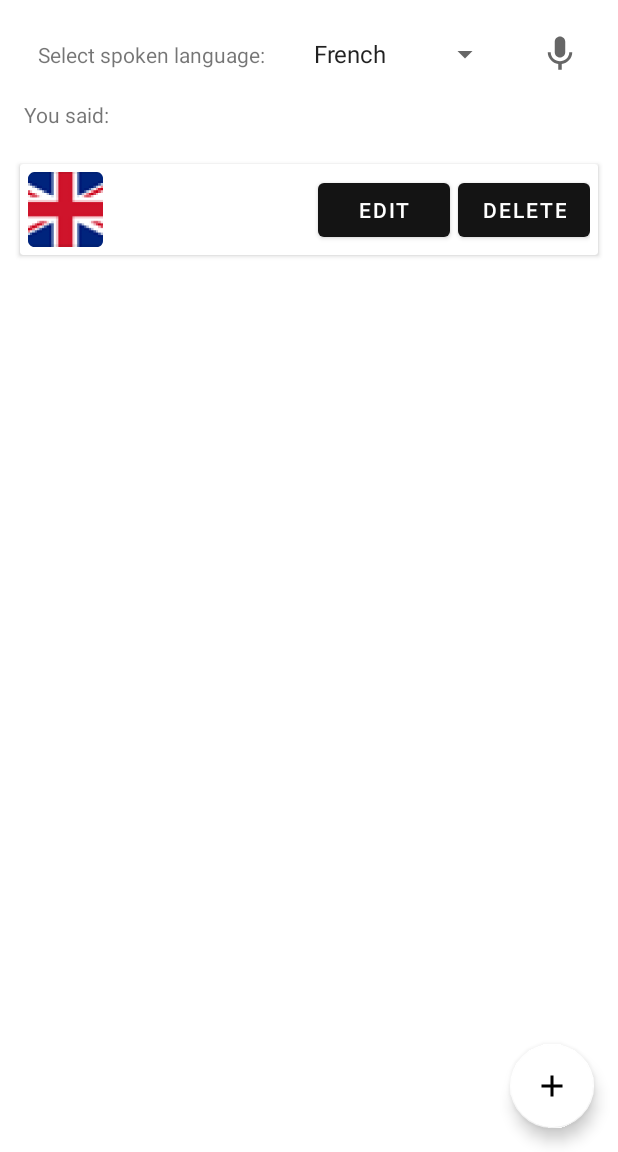
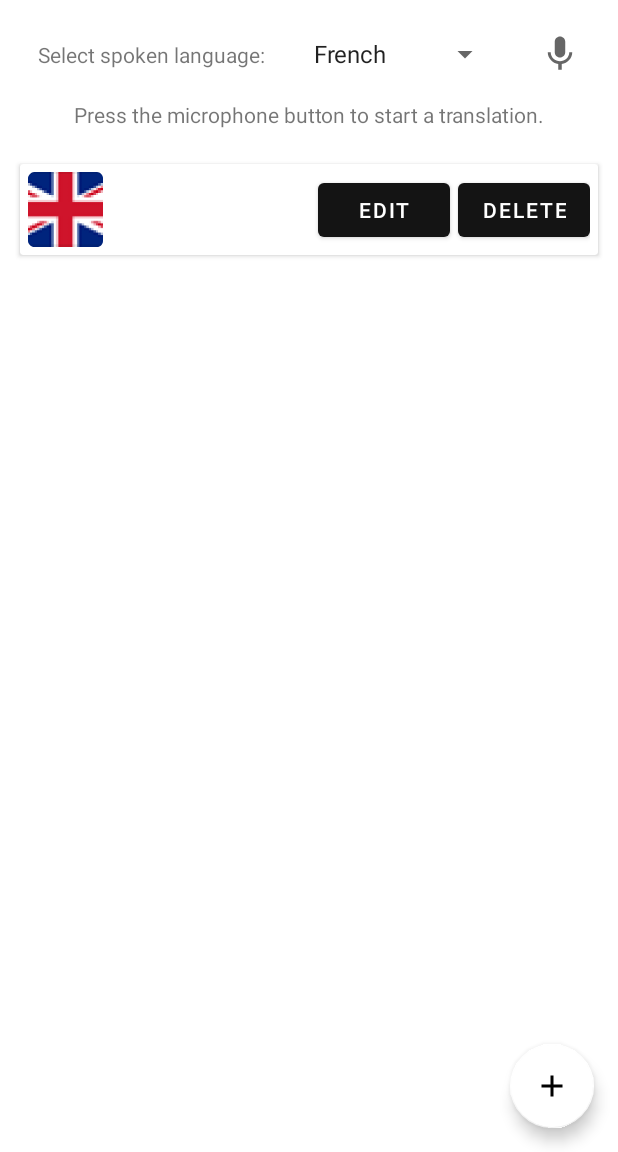
Before and after one commit to ndelvoye/BabelBlock, an Android app: the screen it shows after launch (MainActivity), on a phone screen of 412 x 824 dp, the part 84-1236 px from its top. Run offline under Robolectric (Android 15) with nearby library versions, the phone set to English and light mode, and no system bars; libraries missing offline, so code that uses them is left out: com.afollestad.materialdialogs; 1 statement that could not run was skipped.

Commit message:
Improved UI : Added ProgressBar (when STT is listening) & "Error" Snackbar

```diff
--- a/app/src/main/java/fr/enssat/babelblock/delvoye_legal/tools/Service.kt
+++ b/app/src/main/java/fr/enssat/babelblock/delvoye_legal/tools/Service.kt
@@ -20,6 +20,7 @@ interface TranslationTool {
 interface SpeechToTextTool {
     interface Listener {
         fun onResult(text: String, isFinal: Boolean)
+        fun onError()
     }
     fun start(listener: Listener)
     fun stop()
--- a/app/src/main/java/fr/enssat/babelblock/delvoye_legal/tools/impl/SpeechRecognizerHandler.kt
+++ b/app/src/main/java/fr/enssat/babelblock/delvoye_legal/tools/impl/SpeechRecognizerHandler.kt
@@ -33,6 +33,7 @@ class SpeechRecognizerHandler(context: Context, locale: Locale?) : SpeechToTextT
             override fun onEndOfSpeech() {}
             override fun onError(error: Int) {
                 Log.d("Reco", "Error : $error")
+                listener?.onError()
             }
 
             override fun onBeginningOfSpeech() {
--- a/app/src/main/res/layout/activity_main.xml
+++ b/app/src/main/res/layout/activity_main.xml
@@ -73,15 +73,38 @@
         app:layout_constraintTop_toBottomOf="@+id/constraintLayout">
 
         <TextView
+            android:id="@+id/pressTheButton"
+            android:layout_width="wrap_content"
+            android:layout_height="wrap_content"
+            android:text="@string/press_the_button"
+            app:layout_constraintBottom_toBottomOf="parent"
+            app:layout_constraintEnd_toEndOf="parent"
+            app:layout_constraintStart_toStartOf="parent"
+            app:layout_constraintTop_toTopOf="parent" />
+
+        <ProgressBar
+            android:id="@+id/sentencePronouncedSpinner"
+            android:theme="@style/ProgressBarStyle"
+            android:layout_width="25dp"
+            android:layout_height="25dp"
+            android:indeterminate="true"
+            android:visibility="invisible"
+            app:layout_constraintBottom_toBottomOf="parent"
+            app:layout_constraintEnd_toEndOf="parent"
+            app:layout_constraintStart_toStartOf="parent"
+            app:layout_constraintTop_toTopOf="parent" />
+
+        <TextView
             android:id="@+id/sentencePronouncedTitle"
             android:layout_width="wrap_content"
             android:layout_height="wrap_content"
+            android:visibility="invisible"
             android:text="@string/sentence_pronounced_title"
             app:layout_constraintBottom_toBottomOf="@+id/sentencePronounced"
             app:layout_constraintEnd_toStartOf="@+id/sentencePronounced"
-            app:layout_constraintHorizontal_bias="0.5"
             app:layout_constraintStart_toStartOf="parent"
             app:layout_constraintTop_toTopOf="@+id/sentencePronounced" />
+
 
         <TextView
             android:id="@+id/sentencePronounced"
@@ -91,10 +114,9 @@
             android:maxLines="1"
             app:layout_constraintBottom_toBottomOf="parent"
             app:layout_constraintEnd_toEndOf="parent"
-            app:layout_constraintHorizontal_bias="0.5"
             app:layout_constraintStart_toEndOf="@+id/sentencePronouncedTitle"
             app:layout_constraintTop_toTopOf="parent"
-            app:layout_constraintVertical_bias="0.508" />
+            android:visibility="invisible" />
 
     </androidx.constraintlayout.widget.ConstraintLayout>
 
--- a/app/src/main/res/values/strings.xml
+++ b/app/src/main/res/values/strings.xml
@@ -2,6 +2,7 @@
     <string name="app_name">BabelBlock</string>
     <string name="select_spoken_language_title">Select spoken language:</string>
     <string name="select_language_to_translate_dialog_title">Select the language to translate into</string>
+    <string name="press_the_button">Press the microphone button to start a translation.</string>
     <string name="sentence_pronounced_title">You said:</string>
     <string name="begin_translation_button_content_description">STT button</string>
     <string name="add_language_button_content_description">Add language button</string>
--- /dev/null
+++ b/app/src/main/res/values/styles.xml
@@ -0,0 +1,6 @@
+<?xml version="1.0" encoding="utf-8"?>
+<resources>
+    <style name="ProgressBarStyle">
+        <item name="colorAccent">@color/black</item>
+    </style>
+</resources>
```
Also changed, not shown: app/src/main/java/fr/enssat/babelblock/delvoye_legal/MainActivity.kt (+18 -5 lines).
